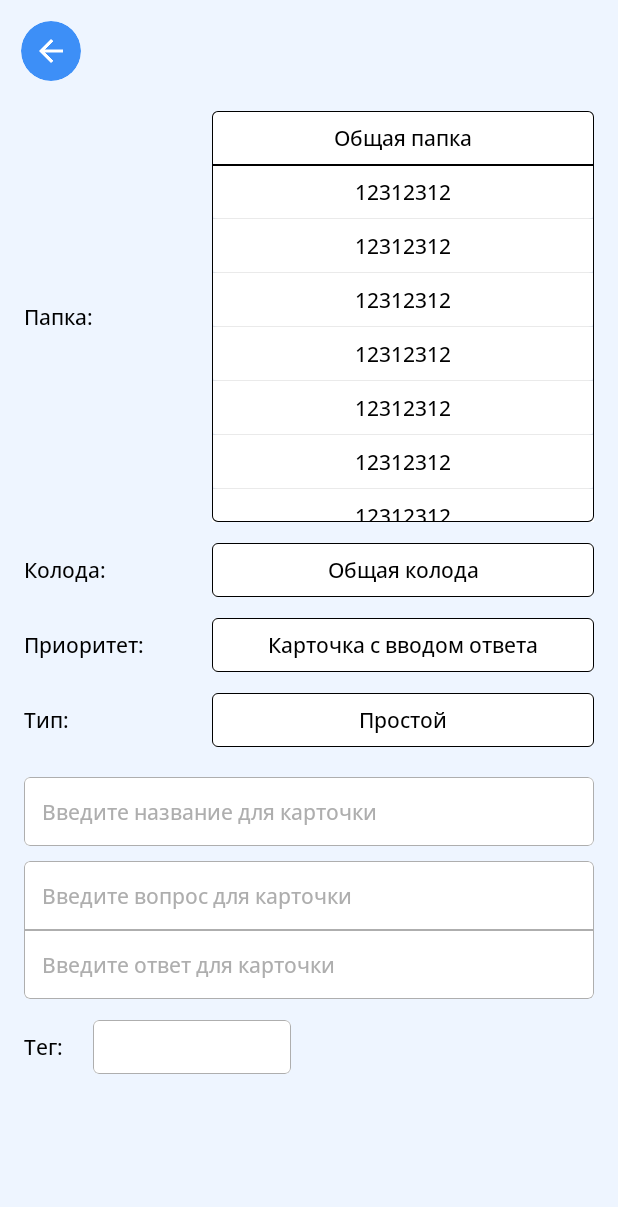
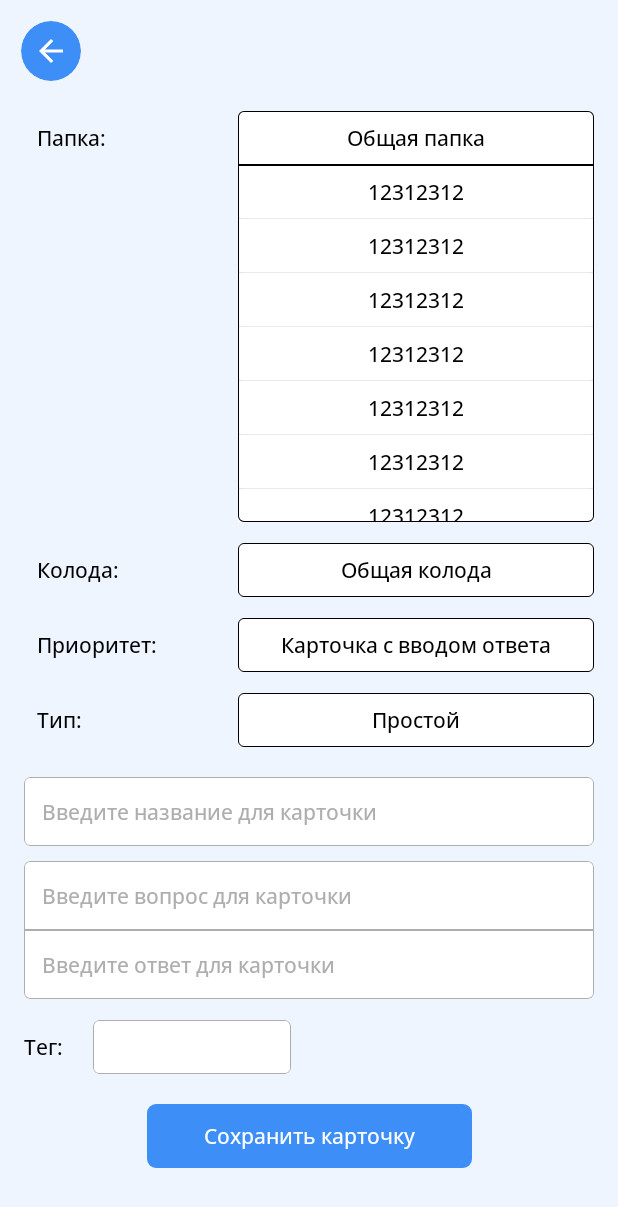
Before and after one commit to DenisFrolkov/mindeck-app, an Android app built with Jetpack Compose: the screen it shows after launch (MainActivity), after a tap on "Общая папка", on a phone screen of 412 x 824 dp. Shown: the top 1207 px of the screen. Run offline under Robolectric (Android 15) with nearby library versions, the phone set to English and light mode, and no system bars.

Commit message:
Implemented CreationCardScreen.

```diff
--- /dev/null
+++ b/presentation/src/main/java/com/mindeck/presentation/ui/components/buttons/SaveDataButton.kt
@@ -0,0 +1,45 @@
+package com.mindeck.presentation.ui.components.buttons
+
+import androidx.compose.foundation.background
+import androidx.compose.foundation.clickable
+import androidx.compose.foundation.interaction.MutableInteractionSource
+import androidx.compose.foundation.layout.Box
+import androidx.compose.foundation.layout.padding
+import androidx.compose.foundation.shape.RoundedCornerShape
+import androidx.compose.material3.Text
+import androidx.compose.runtime.Composable
+import androidx.compose.runtime.remember
+import androidx.compose.ui.Modifier
+import androidx.compose.ui.graphics.Color
+import androidx.compose.ui.text.TextStyle
+import androidx.compose.ui.text.font.FontFamily
+import androidx.compose.ui.unit.TextUnit
+import androidx.compose.ui.unit.dp
+import androidx.compose.ui.unit.sp
+import com.mindeck.presentation.ui.theme.Blue
+import com.mindeck.presentation.ui.theme.White
+
+@Composable
+fun SaveDataButton(
+    text: String,
+    fontSize: TextUnit = 14.sp,
+    fontFamily: FontFamily,
+    color: Color = White,
+    buttonModifier: Modifier = Modifier,
+    textModifier: Modifier = Modifier
+) {
+    Box(
+        modifier = buttonModifier
+            .background(color = Blue, shape = RoundedCornerShape(6.dp))
+            .clickable(
+                interactionSource = remember { MutableInteractionSource() },
+                indication = null
+            ) { },
+    ) {
+        Text(
+            text = text,
+            style = TextStyle(fontSize = fontSize, fontFamily = fontFamily, color = color),
+            modifier = textModifier.padding(vertical = 12.dp, horizontal = 38.dp)
+        )
+    }
+}
--- a/presentation/src/main/java/com/mindeck/presentation/ui/components/dropdown_selector/DropdownSelector.kt
+++ b/presentation/src/main/java/com/mindeck/presentation/ui/components/dropdown_selector/DropdownSelector.kt
@@ -10,6 +10,7 @@ import androidx.compose.foundation.layout.Row
 import androidx.compose.foundation.layout.Spacer
 import androidx.compose.foundation.layout.fillMaxWidth
 import androidx.compose.foundation.layout.height
+import androidx.compose.foundation.layout.padding
 import androidx.compose.foundation.layout.width
 import androidx.compose.foundation.layout.wrapContentSize
 import androidx.compose.foundation.shape.RoundedCornerShape
@@ -25,27 +26,10 @@ import com.mindeck.presentation.ui.theme.White
 
 @Composable
 fun DropdownSelector(
-    title: String,
-    selectedItem: String,
-    items: List<String> = listOf(
-        "12312312",
-        "12312312",
-        "12312312",
-        "12312312",
-        "12312312",
-        "12312312",
-        "12312312",
-        "12312312",
-        "12312312",
-        "12312312",
-        "12312312",
-        "12312312",
-        "12312312"
-    ),
-    onItemClick: (String) -> Unit,
+    dropdownSelectorDataClass: DropdownSelectorDataClass,
     textStyle: TextStyle,
-    modifier: Modifier,
-    titleModifier: Modifier
+    modifier: Modifier = Modifier,
+    titleModifier: Modifier = Modifier
 ) {
     val dropdownState = remember { DropdownState() }
 
@@ -62,12 +46,6 @@ fun DropdownSelector(
             ) else RoundedCornerShape(4.dp))
         )
         .wrapContentSize(Alignment.Center)
-        .clickable(
-            interactionSource = remember { MutableInteractionSource() },
-            indication = null
-        ) {
-            dropdownState.toggle()
-        }
 
     val baseSelectorItemModifier = Modifier
         .border(
@@ -79,21 +57,28 @@ fun DropdownSelector(
             )
         )
 
-    Row(
-        verticalAlignment = Alignment.CenterVertically
-    ) {
+    Row() {
         Text(
-            title, style = textStyle,
+            dropdownSelectorDataClass.title, style = textStyle,
             modifier = titleModifier
+                .padding(8.5.dp)
+                .wrapContentSize(Alignment.CenterStart)
                 .width(120.dp)
         )
         Spacer(modifier = Modifier.width(5.dp))
-        Column(modifier = Modifier.fillMaxWidth()) {
+        Column(modifier = Modifier
+            .fillMaxWidth()
+            .clickable(
+                interactionSource = remember { MutableInteractionSource() },
+                indication = null
+            ) {
+                dropdownState.toggle()
+            }) {
             Box(
                 modifier = baseSelectorModifier
             ) {
                 Text(
-                    text = selectedItem, style = textStyle
+                    text = dropdownSelectorDataClass.selectedItem, style = textStyle
                 )
             }
             if (dropdownState.isExpanded) {
@@ -101,8 +86,8 @@ fun DropdownSelector(
                     modifier = baseSelectorItemModifier
                 ) {
                     DropdownMenu(
-                        selectorItemList = items,
-                        onStringClick = onItemClick,
+                        selectorItemList = dropdownSelectorDataClass.itemList,
+                        onStringClick = dropdownSelectorDataClass.onItemClick,
                         dropdownState = dropdownState,
                         modifier = modifier,
                         textStyle = textStyle
--- /dev/null
+++ b/presentation/src/main/java/com/mindeck/presentation/ui/components/dropdown_selector/DropdownSelectorDataClass.kt
@@ -0,0 +1,22 @@
+package com.mindeck.presentation.ui.components.dropdown_selector
+
+class DropdownSelectorDataClass(
+    val title: String,
+    val selectedItem: String,
+    val itemList: List<String> = listOf(
+        "12312312",
+        "12312312",
+        "12312312",
+        "12312312",
+        "12312312",
+        "12312312",
+        "12312312",
+        "12312312",
+        "12312312",
+        "12312312",
+        "12312312",
+        "12312312",
+        "12312312"
+    ),
+    val onItemClick: (String) -> Unit
+)
--- a/presentation/src/main/java/com/mindeck/presentation/ui/screens/CreationCardScreen.kt
+++ b/presentation/src/main/java/com/mindeck/presentation/ui/screens/CreationCardScreen.kt
@@ -3,6 +3,7 @@ package com.mindeck.presentation.ui.screens
 import android.annotation.SuppressLint
 import androidx.compose.foundation.background
 import androidx.compose.foundation.border
+import androidx.compose.foundation.layout.Box
 import androidx.compose.foundation.layout.Column
 import androidx.compose.foundation.layout.Spacer
 import androidx.compose.foundation.layout.WindowInsets
@@ -19,6 +20,7 @@ import androidx.compose.foundation.shape.RoundedCornerShape
 import androidx.compose.runtime.Composable
 import androidx.compose.runtime.getValue
 import androidx.compose.runtime.mutableStateOf
+import androidx.compose.runtime.remember
 import androidx.compose.runtime.saveable.rememberSaveable
 import androidx.compose.runtime.setValue
 import androidx.compose.ui.Alignment
@@ -33,7 +35,9 @@ import androidx.compose.ui.unit.dp
 import androidx.compose.ui.unit.sp
 import com.mindeck.presentation.R
 import com.mindeck.presentation.ui.components.buttons.BackScreenButton
+import com.mindeck.presentation.ui.components.buttons.SaveDataButton
 import com.mindeck.presentation.ui.components.dropdown_selector.DropdownSelector
+import com.mindeck.presentation.ui.components.dropdown_selector.DropdownSelectorDataClass
 import com.mindeck.presentation.ui.components.textfields.CardInputField
 import com.mindeck.presentation.ui.components.textfields.TegInputField
 import com.mindeck.presentation.ui.components.textfields.TitleInputField
@@ -72,39 +76,39 @@ fun CreationCardScreen() {
         Spacer(modifier = Modifier.height(20.dp))
         Column(modifier = Modifier.padding(horizontal = 16.dp)) {
             DropdownSelector(
+                dropdownSelectorDataClass = DropdownSelectorDataClass(
                     title = stringResource(R.string.text_folder_dropdown_selector),
                     selectedItem = folderDropdownSelect,
-                onItemClick = { folderDropdownSelect = it },
+                    onItemClick = { folderDropdownSelect = it }
+                ),
                 textStyle = textStyle,
-                modifier = Modifier,
-                titleModifier = Modifier
             )
             Spacer(modifier = Modifier.height(height = 14.dp))
             DropdownSelector(
+                dropdownSelectorDataClass = DropdownSelectorDataClass(
                     title = stringResource(R.string.text_deck_dropdown_selector),
                     selectedItem = deckDropdownSelect,
-                onItemClick = { deckDropdownSelect = it },
+                    onItemClick = { deckDropdownSelect = it }
+                ),
                 textStyle = textStyle,
-                modifier = Modifier,
-                titleModifier = Modifier
             )
             Spacer(modifier = Modifier.height(height = 14.dp))
             DropdownSelector(
+                dropdownSelectorDataClass = DropdownSelectorDataClass(
                     title = stringResource(R.string.text_priority_dropdown_selector),
                     selectedItem = priorityDropdownSelect,
-                onItemClick = { priorityDropdownSelect = it },
+                    onItemClick = { priorityDropdownSelect = it }
+                ),
                 textStyle = textStyle,
-                modifier = Modifier,
-                titleModifier = Modifier,
             )
             Spacer(modifier = Modifier.height(height = 14.dp))
             DropdownSelector(
+                dropdownSelectorDataClass = DropdownSelectorDataClass(
                     title = stringResource(R.string.text_tape_dropdown_selector),
                     selectedItem = tapeDropdownSelect,
-                onItemClick = { tapeDropdownSelect = it },
+                    onItemClick = { tapeDropdownSelect = it }
+                ),
                 textStyle = textStyle,
-                modifier = Modifier,
-                titleModifier = Modifier,
             )
             Spacer(modifier = Modifier.height(height = 20.dp))
 
@@ -162,6 +166,13 @@ fun CreationCardScreen() {
                     .size(width = 120.dp, height = 36.dp)
                     .wrapContentSize(Alignment.CenterStart)
             )
+            Spacer(modifier = Modifier.height(height = 20.dp))
+            Box(modifier = Modifier.fillMaxWidth().wrapContentSize(Alignment.Center)) {
+                SaveDataButton(
+                    text = "Сохранить карточку",
+                    fontFamily = fontFamily
+                )
+            }
         }
     }
 }
```
Lines whose indentation alone changed are shown as unchanged.
